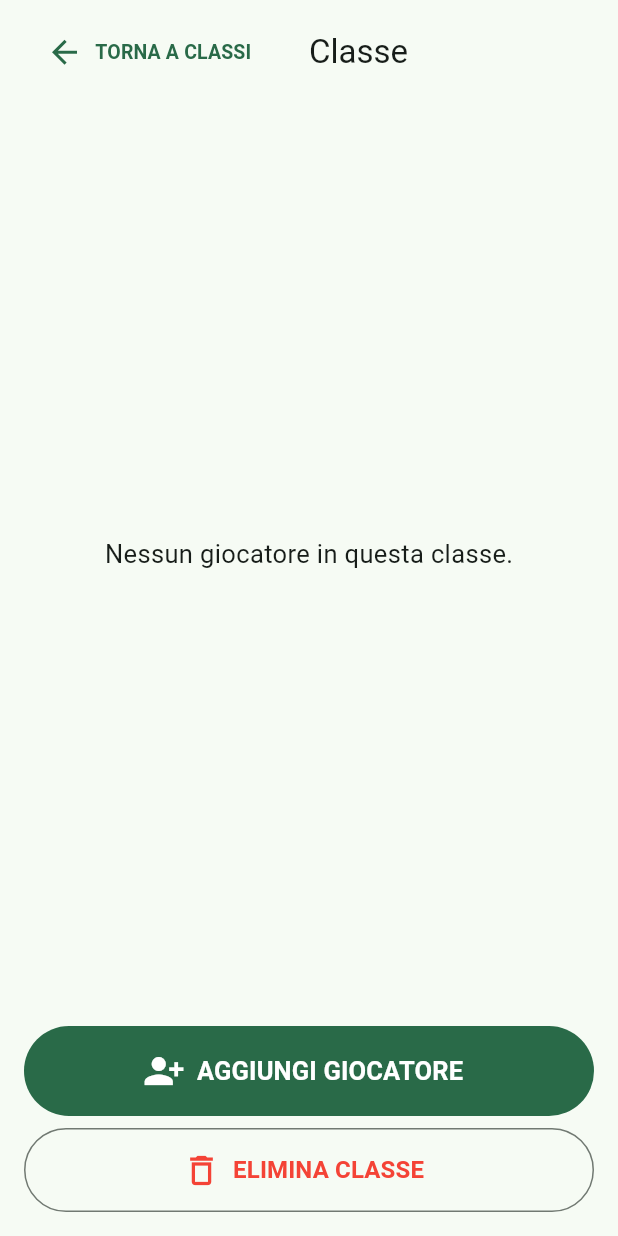
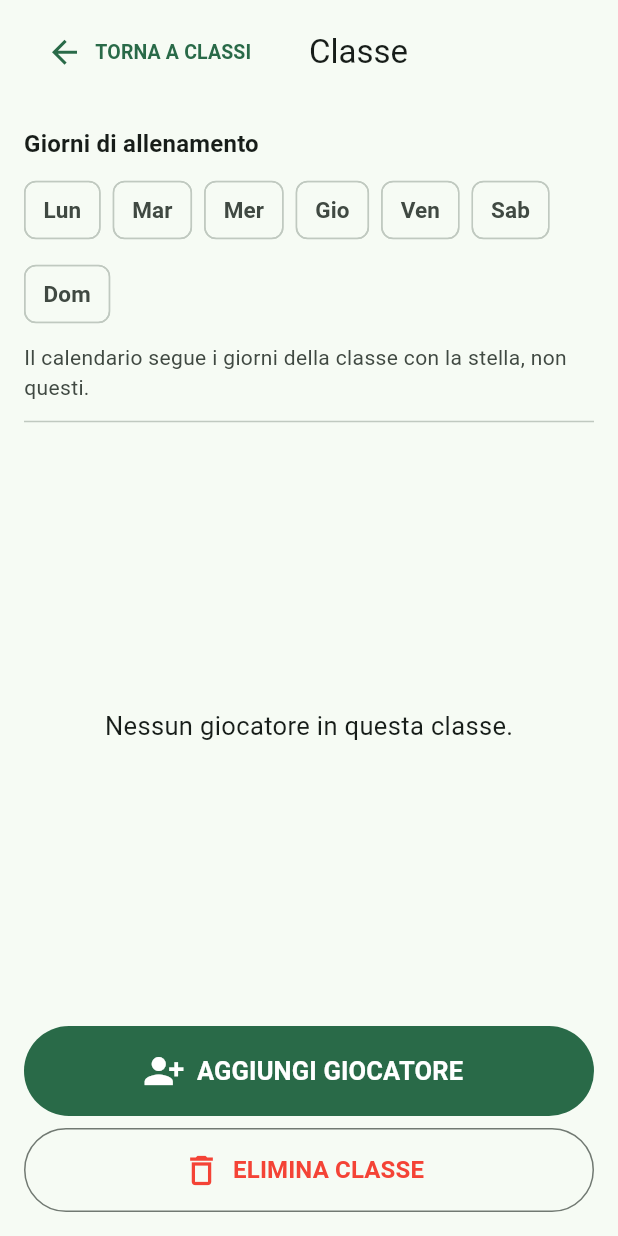
Before and after one commit to PanRulez/teamcheck, a Flutter app: the ClassPlayersPage screen opened directly with empty values, on a phone screen of 412 x 824 dp. Run offline on Flutter 3.47's test engine with Material 3 defaults, Android fonts, the phone set to English and light mode, and no system bars; our stand-ins replace file_picker, share_plus, shared_preferences; accounts and stored records are empty.

Commit message:
I giorni di allenamento sono della classe, non dell'app
Lunedi' e mercoledi' erano scritti nel codice come se valessero per
tutti, mentre sono l'orario della classe affidata all'allenatore: un
altro gruppo puo' allenarsi martedi' e giovedi'.

Ora ogni classe si porta i suoi giorni, spuntabili dalla sua pagina, e
il calendario segue quelli della classe con la stella (che detta anche
i giocatori proposti nell'appello). La prima classe creata prende la
stella da sola, altrimenti non ci sarebbe nessun giorno da seguire.

Le classi gia' salvate, che il campo non ce l'hanno, restano su lunedi'
e mercoledi': sul telefono di babbo non cambia niente.

Co-Authored-By: Claude Opus 5 <noreply@anthropic.com>

```diff
--- a/lib/main.dart
+++ b/lib/main.dart
@@ -41,13 +41,40 @@ class Kid {
   );
 }
 
+/// Giorni di una classe appena creata: lunedi' e mercoledi', gli stessi che
+/// prima erano scritti nel codice come se valessero per tutti.
+const defaultTrainingDays = {DateTime.monday, DateTime.wednesday};
+
+const shortDayNames = ['Lun', 'Mar', 'Mer', 'Gio', 'Ven', 'Sab', 'Dom'];
+
+/// Elenco dei giorni in chiaro, per i sottotitoli: "Lun, Mer".
+String daysLabel(Set<int> days) {
+  if (days.isEmpty) return 'nessun giorno fisso';
+  final sorted = days.toList()..sort();
+  return sorted.map((day) => shortDayNames[day - 1]).join(', ');
+}
+
 class FootballClass {
-  FootballClass(this.id, this.year);
+  FootballClass(this.id, this.year, {Set<int>? days})
+    : days = {...(days ?? defaultTrainingDays)};
   final String id;
   final String year;
-  Map<String, dynamic> json() => {'id': id, 'year': year};
-  factory FootballClass.from(Map<String, dynamic> value) =>
-      FootballClass(value['id'] as String, value['year'] as String);
+
+  /// Giorni della settimana (lunedi' = 1) in cui questa classe si allena:
+  /// sono suoi, un'altra classe puo' allenarsi martedi' e giovedi'.
+  Set<int> days;
+  Map<String, dynamic> json() => {
+    'id': id,
+    'year': year,
+    'days': days.toList()..sort(),
+  };
+  factory FootballClass.from(Map<String, dynamic> value) => FootballClass(
+    value['id'] as String,
+    value['year'] as String,
+    // Le classi salvate prima che i giorni esistessero tengono lunedi' e
+    // mercoledi', cosi' sul telefono di babbo non cambia niente.
+    days: (value['days'] as List?)?.map((day) => day as int).toSet(),
+  );
 }
 
 enum Mark { present, absent, justified }
@@ -133,7 +160,7 @@ const updateRepo = 'PanRulez/teamcheck';
 
 /// Versione di questa build. Deve restare uguale a quella in pubspec.yaml:
 /// c'e' un test che fallisce se le due si scollano.
-const appVersion = '1.3.1';
+const appVersion = '1.4.0';
 
 enum UpdateStatus { upToDate, available, failed }
 
@@ -568,9 +595,21 @@ class _CalendarPageState extends State<CalendarPage> {
   );
   bool inSeason(DateTime day) =>
       !day.isBefore(seasonStart) && day.isBefore(seasonEnd);
+
+  /// La classe che babbo allena, quella con la stella.
+  FootballClass? get favoriteClass {
+    for (final group in classes) {
+      if (group.id == favoriteClassId) return group;
+    }
+    return null;
+  }
+
+  /// I giorni fissi del calendario sono quelli della classe preferita: se un
+  /// domani babbo prende una classe che si allena martedi' e giovedi', basta
+  /// cambiarli li'. Finche' non c'e' nessuna classe restano lunedi' e mercoledi'.
+  Set<int> get trainingDays => favoriteClass?.days ?? defaultTrainingDays;
   bool defaultTraining(DateTime day) =>
-      inSeason(day) &&
-      (day.weekday == DateTime.monday || day.weekday == DateTime.wednesday);
+      inSeason(day) && trainingDays.contains(day.weekday);
   bool isMoved(DateTime day) => movedTraining.containsKey(key(day));
   bool isTraining(DateTime day) =>
       inSeason(day) &&
@@ -730,10 +769,11 @@ class _CalendarPageState extends State<CalendarPage> {
   }
 
   Future<void> openRollCall(DateTime date, TrainingOption session) async {
+    // Nei giorni della sua classe l'appello si apre gia' con i suoi giocatori.
     final useFavoriteTeam =
         session.id == key(date) &&
         favoriteClassId != null &&
-        (date.weekday == DateTime.monday || date.weekday == DateTime.wednesday);
+        trainingDays.contains(date.weekday);
     final defaultPlayerIds = useFavoriteTeam
         ? kids
               .where((player) => player.classId == favoriteClassId)
@@ -1857,9 +1897,16 @@ class _ClassesPageState extends State<ClassesPage> {
       return;
     }
     setState(
-      () => groups.add(
-        FootballClass('class-${DateTime.now().microsecondsSinceEpoch}', value),
-      ),
+      () {
+        final footballClass = FootballClass(
+          'class-${DateTime.now().microsecondsSinceEpoch}',
+          value,
+        );
+        groups.add(footballClass);
+        // La prima classe diventa quella di babbo: e' la sua a dettare i
+        // giorni del calendario, e senza stella non ne detterebbe nessuna.
+        favoriteClassId ??= footballClass.id;
+      },
     );
     await persist();
   }
@@ -1869,9 +1916,14 @@ class _ClassesPageState extends State<ClassesPage> {
     MaterialPageRoute(
       builder: (_) => ClassPlayersPage(
         footballClass: footballClass,
+        isFavorite: favoriteClassId == footballClass.id,
         players: players
             .where((player) => player.classId == footballClass.id)
             .toList(),
+        onDaysChanged: (days) async {
+          setState(() => footballClass.days = days);
+          await persist();
+        },
         onSave: (classPlayers) async {
           setState(() {
             players.removeWhere((player) => player.classId == footballClass.id);
@@ -1924,7 +1976,7 @@ class _ClassesPageState extends State<ClassesPage> {
                           .length;
                       final isFavorite = favoriteClassId == group.id;
                       return SizedBox(
-                        height: 76,
+                        height: 96,
                         child: Row(
                           children: [
                             Expanded(
@@ -1949,6 +2001,14 @@ class _ClassesPageState extends State<ClassesPage> {
                                       isFavorite
                                           ? '$count giocatori • PREFERITA'
                                           : '$count giocatori',
+                                      maxLines: 1,
+                                      overflow: TextOverflow.ellipsis,
+                                    ),
+                                    Text(
+                                      'Allena: ${daysLabel(group.days)}',
+                                      maxLines: 1,
+                                      overflow: TextOverflow.ellipsis,
+                                      style: const TextStyle(fontSize: 12),
                                     ),
                                   ],
                                 ),
@@ -1997,13 +2057,17 @@ class ClassPlayersPage extends StatefulWidget {
   const ClassPlayersPage({
     super.key,
     required this.footballClass,
+    required this.isFavorite,
     required this.players,
     required this.onSave,
+    required this.onDaysChanged,
     required this.onDelete,
   });
   final FootballClass footballClass;
+  final bool isFavorite;
   final List<Kid> players;
   final Future<void> Function(List<Kid>) onSave;
+  final Future<void> Function(Set<int>) onDaysChanged;
   final Future<void> Function() onDelete;
 
   @override
@@ -2012,7 +2076,67 @@ class ClassPlayersPage extends StatefulWidget {
 
 class _ClassPlayersPageState extends State<ClassPlayersPage> {
   late List<Kid> list = List.of(widget.players);
+  late Set<int> days = Set.of(widget.footballClass.days);
   Future<void> persist() => widget.onSave(list);
+
+  Future<void> toggleDay(int day, bool selected) async {
+    setState(() {
+      if (selected) {
+        days.add(day);
+      } else {
+        days.remove(day);
+      }
+    });
+    await widget.onDaysChanged(Set.of(days));
+  }
+
+  Widget daysPicker(BuildContext context) => Padding(
+    padding: const EdgeInsets.fromLTRB(16, 14, 16, 6),
+    child: Column(
+      crossAxisAlignment: CrossAxisAlignment.start,
+      children: [
+        Text(
+          'Giorni di allenamento',
+          style: Theme.of(
+            context,
+          ).textTheme.titleMedium?.copyWith(fontWeight: FontWeight.bold),
+        ),
+        const SizedBox(height: 8),
+        Wrap(
+          spacing: 8,
+          runSpacing: 8,
+          children: [
+            for (var day = DateTime.monday; day <= DateTime.sunday; day++)
+              FilterChip(
+                label: Text(
+                  shortDayNames[day - 1],
+                  style: const TextStyle(
+                    fontSize: 15,
+                    fontWeight: FontWeight.bold,
+                  ),
+                ),
+                labelPadding: const EdgeInsets.symmetric(horizontal: 4),
+                showCheckmark: false,
+                selected: days.contains(day),
+                onSelected: (selected) => toggleDay(day, selected),
+              ),
+          ],
+        ),
+        const SizedBox(height: 8),
+        Text(
+          widget.isFavorite
+              ? 'Il calendario segue questi giorni, perché è la classe scelta '
+                    'come preferita.'
+              : 'Il calendario segue i giorni della classe con la stella, non '
+                    'questi.',
+          style: TextStyle(
+            color: Theme.of(context).colorScheme.onSurfaceVariant,
+          ),
+        ),
+        const Divider(height: 26),
+      ],
+    ),
+  );
 
   Future<void> deleteClass() async {
     final confirm = await showDialog<bool>(
@@ -2093,6 +2217,7 @@ class _ClassPlayersPageState extends State<ClassPlayersPage> {
     body: SafeArea(
       child: Column(
         children: [
+          daysPicker(context),
           Expanded(
             child: list.isEmpty
                 ? const Center(
--- a/pubspec.yaml
+++ b/pubspec.yaml
@@ -16,7 +16,7 @@ publish_to: 'none' # Remove this line if you wish to publish to pub.dev
 # https://developer.apple.com/library/archive/documentation/General/Reference/InfoPlistKeyReference/Articles/CoreFoundationKeys.html
 # In Windows, build-name is used as the major, minor, and patch parts
 # of the product and file versions while build-number is used as the build suffix.
-version: 1.3.1+6
+version: 1.4.0+7
 
 environment:
   sdk: ^3.13.2
```
Also changed, not shown: 1 other file.
